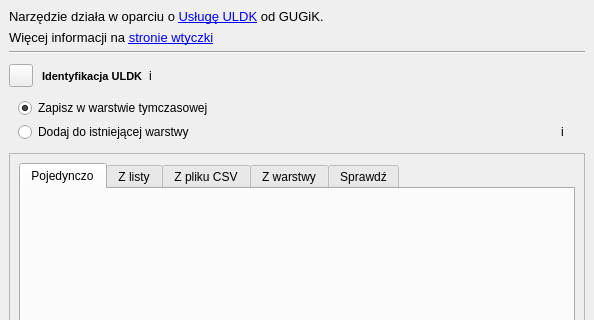
First picture: the form in gissupport_plugin/modules/uldk/plugin_dockwidget_base.ui, repository gis-support/gis-support-plugin, before the edit; both pictures show x 0 to 594 and y 0 to 320 of the 594 by 716 pixel window.
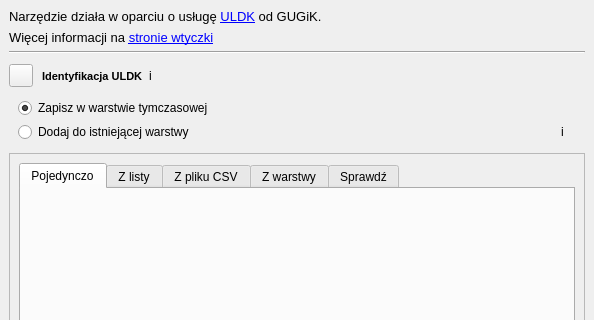
Second picture: the form after the edit. Icons and pictures are not drawn. Custom widgets are drawn as their Qt base class.

Patch:
```diff
--- a/gissupport_plugin/modules/uldk/plugin_dockwidget_base.ui
+++ b/gissupport_plugin/modules/uldk/plugin_dockwidget_base.ui
@@ -18,7 +18,7 @@
     <item>
      <widget class="QLabel" name="infoLabel">
       <property name="text">
-       <string>&lt;html&gt;&lt;head/&gt;&lt;body&gt;&lt;p&gt;&lt;span style=&quot; font-size:10pt;&quot;&gt;Narzędzie działa w oparciu o &lt;a href=&quot;https://uldk.gugik.gov.pl/opis.html&quot;&gt;&lt;span style=&quot; text-decoration: underline; color:#0000ff;&quot;&gt;Usługę ULDK&lt;/span&gt;&lt;/a&gt; od GUGiK.&lt;/span&gt;&lt;/p&gt;&lt;/body&gt;&lt;/html&gt;</string>
+       <string>&lt;html&gt;&lt;head/&gt;&lt;body&gt;&lt;p&gt;&lt;span style=&quot; font-size:10pt;&quot;&gt;Narzędzie działa w oparciu o usługę &lt;a href=&quot;https://uldk.gugik.gov.pl/opis.html&quot;&gt;&lt;span style=&quot; text-decoration: underline; color:#0000ff;&quot;&gt;ULDK&lt;/span&gt;&lt;/a&gt; od GUGiK.&lt;/span&gt;&lt;/p&gt;&lt;/body&gt;&lt;/html&gt;</string>
       </property>
       <property name="textFormat">
        <enum>Qt::RichText</enum>
```
